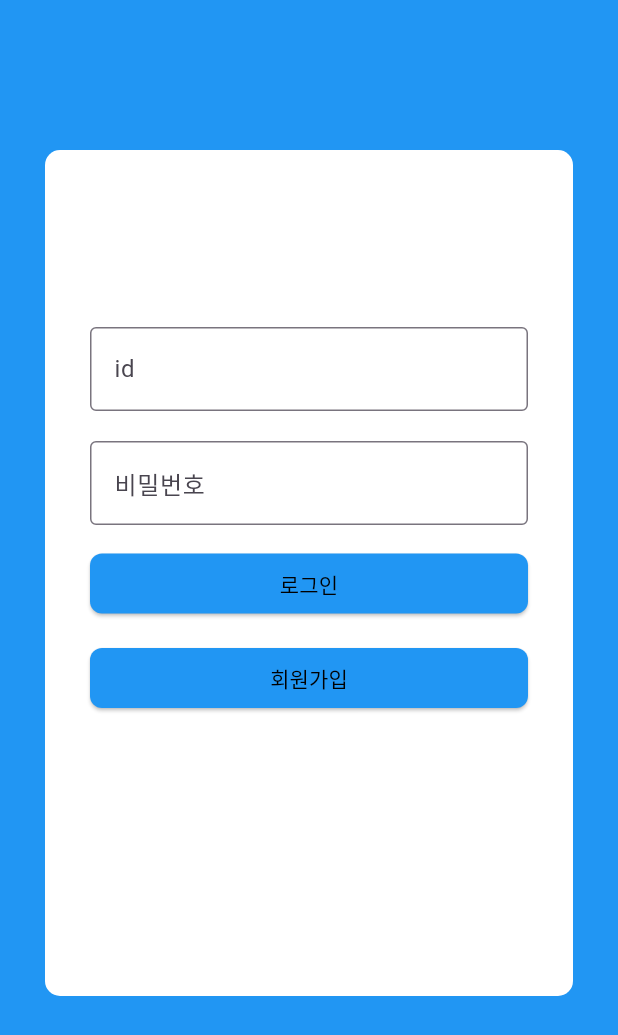
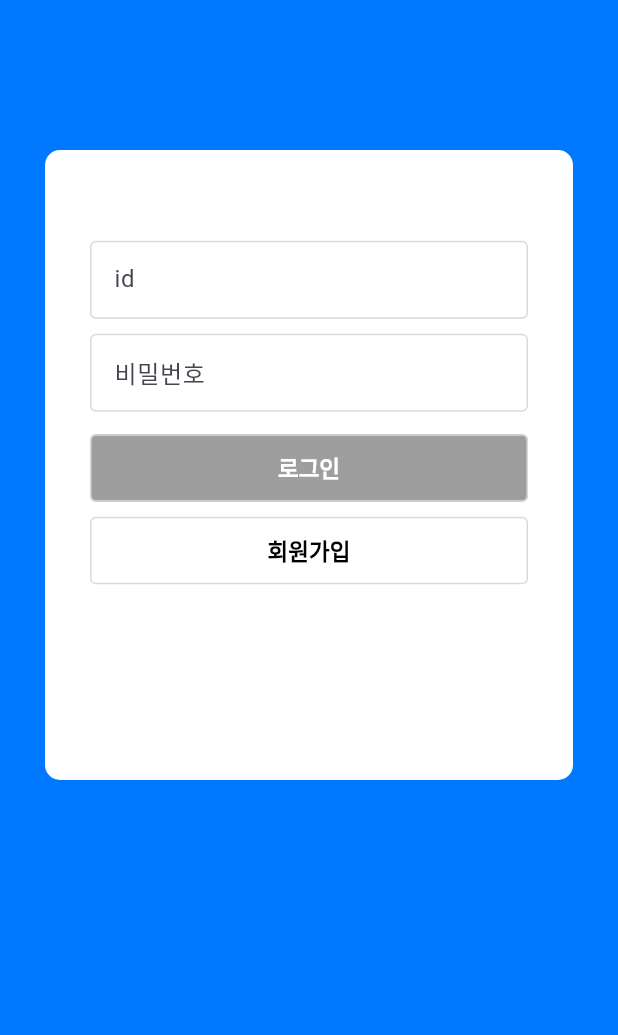
Before and after one commit to hanu1229/devconnect_app, a Flutter app: the DeveloperLogIn screen opened directly, on a phone screen of 412 x 824 dp. Shown: the top 1035 px of the screen. Run offline on Flutter 3.47's test engine with Material 3 defaults, Android fonts, the phone set to English and light mode, and no system bars; our stand-ins replace dio, percent_indicator, shared_preferences; accounts and stored records are empty; network calls fail; Roboto replaces fonts that are missing (NanumGothic).

```diff
--- a/lib/app/developer/DeveloperLogin.dart
+++ b/lib/app/developer/DeveloperLogin.dart
@@ -1,10 +1,10 @@
 
 import 'package:devconnect_app/app/layout/main_app.dart';
+import 'package:devconnect_app/style/app_colors.dart';
+import 'package:devconnect_app/style/server_path.dart';
 import 'package:dio/dio.dart';
 import 'package:flutter/material.dart';
 import 'package:shared_preferences/shared_preferences.dart';
-
-String baseUrl = "http://192.168.40.97:8080";
 
 class DeveloperLogIn extends StatefulWidget{
   @override
@@ -24,7 +24,7 @@ class _DeveloperLogInState extends State< DeveloperLogIn >{
         'did' : didController.text,
         'dpwd' : dpwdController.text,
       };
-      final response = await dio.post("${baseUrl}/api/developer/login" ,data: sendData );
+      final response = await dio.post("${serverPath}/api/developer/login" ,data: sendData );
       final data = response.data;
       if(data != ''){
         SharedPreferences prefs = await SharedPreferences.getInstance();
@@ -39,14 +39,14 @@ class _DeveloperLogInState extends State< DeveloperLogIn >{
     }catch(e){print(e);}
   }
 
-
   @override
   Widget build(BuildContext context) {
     return Scaffold(
-      backgroundColor: Colors.blue,
+      backgroundColor: Color(0xFF0078FF),
       body: Container(
+        height: 420,
         padding: EdgeInsets.fromLTRB(30, 50, 30, 120),
-        margin: EdgeInsets.fromLTRB(30, 100, 30, 160),  // left, top , light, bottom
+        margin: EdgeInsets.fromLTRB(30, 100, 30, 0),  // left, top , light, bottom
         decoration: BoxDecoration(
           color: Colors.white,
           borderRadius: BorderRadius.circular(10),
@@ -59,68 +59,112 @@ class _DeveloperLogInState extends State< DeveloperLogIn >{
               child:
               TextField(
                 controller: didController,
+                style: TextStyle(
+                  fontFamily: "NanumGothic",
+                  fontSize: 13,
+                ),
                 decoration: InputDecoration(
                   labelText: "id",
-                  border: OutlineInputBorder(),
+                  enabledBorder: OutlineInputBorder(
+                    borderRadius: BorderRadius.circular( 4 ),
+                    borderSide: BorderSide(
+                      width: 1,
+                      color: AppColors.textFieldColor,
+                    )
+                  ),
+                  focusedBorder: OutlineInputBorder(
+                    borderRadius: BorderRadius.circular( 4 ),
+                    borderSide: BorderSide(
+                      width: 3,
+                      color: AppColors.focusColor,
+                    ),
+                  ),
+                ),
+              ),
+            ),
 
-                ),
-              ),),
-
-            SizedBox(height: 20,),
+            SizedBox(height: 10,),
 
             SizedBox(
               width: double.infinity,
               child: TextField(
                 controller: dpwdController,
                 obscureText: true, // 입력값 감추기
+                style: TextStyle(
+                  fontFamily: "NanumGothic",
+                  fontSize: 13,
+                ),
                 decoration: InputDecoration(
                   labelText: "비밀번호",
-                  border: OutlineInputBorder(),
+                  enabledBorder: OutlineInputBorder(
+                    borderRadius: BorderRadius.circular( 4 ),
+                    borderSide: BorderSide(
+                      width: 1,
+                      color: AppColors.textFieldColor,
+                    )
+                  ),
+                  focusedBorder: OutlineInputBorder(
+                    borderRadius: BorderRadius.circular( 4 ),
+                    borderSide: BorderSide(
+                      width: 3,
+                      color: AppColors.focusColor,
+                    ),
+                  ),
                 ),
-              ),),
+              ),
+            ),
 
             SizedBox(height: 15,),
 
             SizedBox(
               width: double.infinity,
-              child:
-              ElevatedButton(onPressed: ()=>{ login() }, style: ButtonStyle(backgroundColor: WidgetStateProperty.resolveWith<Color>(
-                (Set<WidgetState> states) {
-                  if(states.contains(WidgetState.pressed)){
-                    return Colors.blue.shade700;
-                  }
-                  return Colors.blue; // 기본 배경색은 파란
-                }
+              height: 45,
+              child: OutlinedButton(
+                onPressed: () => { login() },
+                child: Text("로그인", style: TextStyle( fontFamily: "NanumGothic" ),),
+                style: TextButton.styleFrom(
+                  backgroundColor: Colors.grey,
+                  foregroundColor: Colors.white,
+                  textStyle: TextStyle(
+                    fontWeight: FontWeight.bold,
+                    fontSize: 15,
+                  ),
+                  shape: RoundedRectangleBorder(
+                    borderRadius: BorderRadius.circular( 4 ),
+                  ),
+                  side: BorderSide(
+                    width: 1,
+                    color: AppColors.textFieldColor,
+                  )
+                ),
               ),
-              shape: WidgetStateProperty.all<OutlinedBorder>(
-                RoundedRectangleBorder(
-                  borderRadius: BorderRadius.circular(8.0),  // 둥글기 크기 조절
-                )
-              ) ,
+            ),
 
-              ), child: Text("로그인", style: TextStyle(color: Colors.black),),),),
-
-            SizedBox(height: 15,),
+            SizedBox(height: 10,),
 
             SizedBox(
               width: double.infinity,
-              child:
-              ElevatedButton(onPressed: ()=>{}, style: ButtonStyle(backgroundColor: WidgetStateProperty.resolveWith<Color>(
-                      (Set<WidgetState> states) {
-                    if(states.contains(WidgetState.pressed)){
-                      return Colors.blue.shade700;
-                    }
-                    return Colors.blue; // 기본 배경색은 파란
-                  }
+              height: 45,
+              child: OutlinedButton(
+                onPressed: () => { },
+                child: Text("회원가입", style: TextStyle( fontFamily: "NanumGothic" ),),
+                style: TextButton.styleFrom(
+                  backgroundColor: Colors.white,
+                  foregroundColor: Colors.black,
+                  textStyle: TextStyle(
+                    fontWeight: FontWeight.bold,
+                    fontSize: 15,
+                  ),
+                  shape: RoundedRectangleBorder(
+                    borderRadius: BorderRadius.circular( 4 ),
+                  ),
+                  side: BorderSide(
+                    width: 1,
+                    color: AppColors.textFieldColor,
+                  )
+                ),
               ),
-                shape: WidgetStateProperty.all<OutlinedBorder>(
-                    RoundedRectangleBorder(
-                      borderRadius: BorderRadius.circular(8.0),  // 둥글기 크기 조절
-                    )
-                ) ,
-
-              ), child: Text("회원가입", style: TextStyle(color: Colors.black),),),),
-
+            )
           ],
         ),
       ),
--- a/lib/app/layout/main_app.dart
+++ b/lib/app/layout/main_app.dart
@@ -1,5 +1,5 @@
 import 'package:devconnect_app/app/company/company_login.dart';
-import 'package:devconnect_app/app/component/custimbottombar.dart';
+import 'package:devconnect_app/app/component/custombottombar.dart';
 import 'package:devconnect_app/app/developer/DeveloperLogin.dart';
 import 'package:devconnect_app/app/developer/profile.dart';
 import 'package:devconnect_app/style/app_colors.dart';
```
Also changed, not shown: lib/app/component/custimbottombar.dart (deleted, +0 -104 lines), lib/app/component/custombottombar.dart (added, +213 -0 lines), lib/app/developer/profile.dart (+97 -10 lines).
